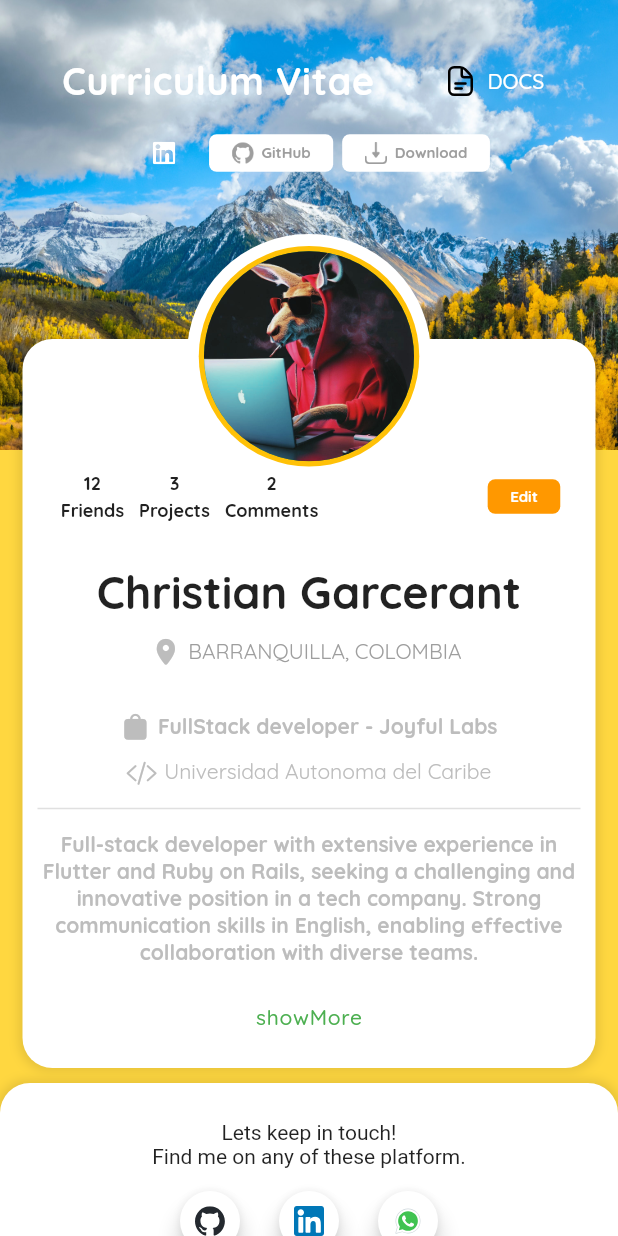
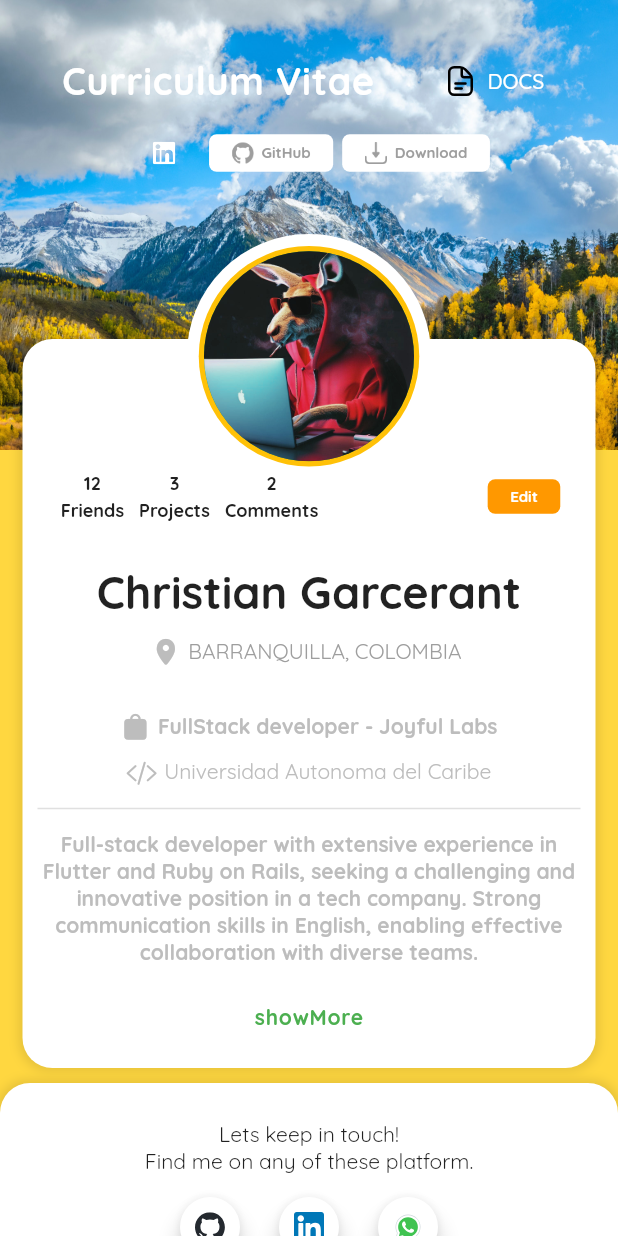
Before and after one commit to Christgrant98/curriculum-vitae-flutter, a Flutter app: the screen it shows after launch, on a phone screen of 412 x 824 dp. Run offline on Flutter 3.47's test engine with Material 2 defaults, Android fonts, the phone set to English and light mode, and no system bars; our stand-ins replace flutter_svg, google_fonts.

Commit message:
some other text has been changed to new font asigned

```diff
--- a/lib/footer_panel.dart
+++ b/lib/footer_panel.dart
@@ -50,8 +50,10 @@
         child: Column(
           crossAxisAlignment: CrossAxisAlignment.center,
           children: [
-            const Text('Lets keep in touch!'),
-            const Text('Find me on any of these platform.'),
+            Text(style: GoogleFonts.quicksand(), 'Lets keep in touch!'),
+            Text(
+                style: GoogleFonts.quicksand(),
+                'Find me on any of these platform.'),
             const SizedBox(height: 10),
             Row(
               children: [
--- a/lib/home_screen.dart
+++ b/lib/home_screen.dart
@@ -1,5 +1,6 @@
 import 'package:curriculum_vitae/layout.dart';
 import 'package:flutter/material.dart';
+import 'package:google_fonts/google_fonts.dart';
 
 class MyHomePage extends StatefulWidget {
   const MyHomePage({super.key, required this.title});
@@ -20,7 +21,8 @@
         child: Column(
           mainAxisAlignment: MainAxisAlignment.center,
           children: <Widget>[
-            const Text(
+            Text(
+              style: GoogleFonts.quicksand(),
               'You have pushed the button this many times:',
             ),
             Text(
--- a/lib/icon_label_button.dart
+++ b/lib/icon_label_button.dart
@@ -15,7 +15,7 @@
         style: GoogleFonts.quicksand(
             color: color,
             fontSize: 14,
-            fontWeight: FontWeight.w500,
+            fontWeight: FontWeight.bold,
             letterSpacing: .5)),
     onPressed: () {});
 
```
